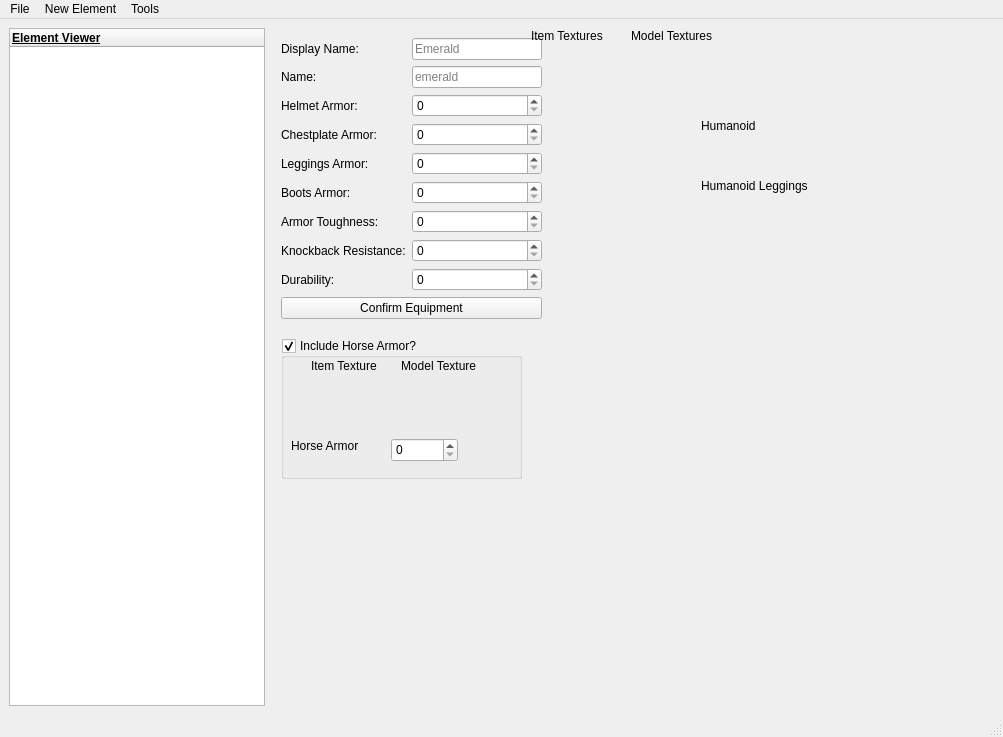
The window that lib/UIs/ui.ui (JoelDaDev/mDirt) describes before a commit, drawn with Qt 5.
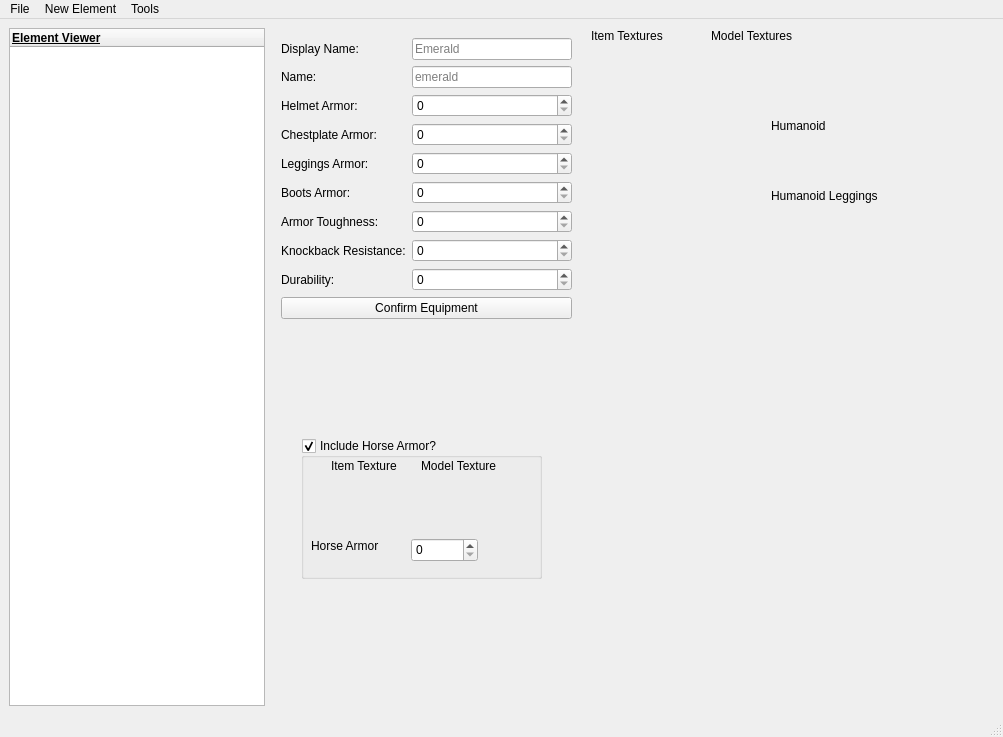
The same window after the commit. The open tabs and pages were chosen to show the change. Icons and pictures are not drawn.

What changed in the file:
```diff
--- a/lib/UIs/ui.ui
+++ b/lib/UIs/ui.ui
@@ -2343,8 +2343,8 @@
          <rect>
           <x>10</x>
           <y>10</y>
-          <width>261</width>
-          <height>369</height>
+          <width>291</width>
+          <height>395</height>
          </rect>
         </property>
         <layout class="QFormLayout" name="formLayout_10">
@@ -2516,7 +2516,7 @@
        <widget class="QPushButton" name="helmetItem">
         <property name="geometry">
          <rect>
-          <x>270</x>
+          <x>330</x>
           <y>20</y>
           <width>50</width>
           <height>50</height>
@@ -2538,7 +2538,7 @@
        <widget class="QLabel" name="helmetItemLabel">
         <property name="geometry">
          <rect>
-          <x>270</x>
+          <x>330</x>
           <y>20</y>
           <width>50</width>
           <height>50</height>
@@ -2551,7 +2551,7 @@
        <widget class="QLabel" name="chestplateItemLabel">
         <property name="geometry">
          <rect>
-          <x>270</x>
+          <x>330</x>
           <y>80</y>
           <width>50</width>
           <height>50</height>
@@ -2564,7 +2564,7 @@
        <widget class="QPushButton" name="chestplateItem">
         <property name="geometry">
          <rect>
-          <x>270</x>
+          <x>330</x>
           <y>80</y>
           <width>50</width>
           <height>50</height>
@@ -2586,7 +2586,7 @@
        <widget class="QLabel" name="leggingsItemLabel">
         <property name="geometry">
          <rect>
-          <x>270</x>
+          <x>330</x>
           <y>140</y>
           <width>50</width>
           <height>50</height>
@@ -2599,7 +2599,7 @@
        <widget class="QPushButton" name="leggingsItem">
         <property name="geometry">
          <rect>
-          <x>270</x>
+          <x>330</x>
           <y>140</y>
           <width>50</width>
           <height>50</height>
@@ -2621,7 +2621,7 @@
        <widget class="QLabel" name="bootsItemLabel">
         <property name="geometry">
          <rect>
-          <x>270</x>
+          <x>330</x>
           <y>200</y>
           <width>50</width>
           <height>50</height>
@@ -2634,7 +2634,7 @@
        <widget class="QPushButton" name="bootsItem">
         <property name="geometry">
          <rect>
-          <x>270</x>
+          <x>330</x>
           <y>200</y>
           <width>50</width>
           <height>50</height>
@@ -2656,7 +2656,7 @@
        <widget class="QPushButton" name="chestplateModel">
         <property name="geometry">
          <rect>
-          <x>370</x>
+          <x>430</x>
           <y>80</y>
           <width>50</width>
           <height>50</height>
@@ -2678,7 +2678,7 @@
        <widget class="QLabel" name="chestplateModelLabel">
         <property name="geometry">
          <rect>
-          <x>370</x>
+          <x>430</x>
           <y>80</y>
           <width>50</width>
           <height>50</height>
@@ -2691,7 +2691,7 @@
        <widget class="QLabel" name="leggingsModelLabel">
         <property name="geometry">
          <rect>
-          <x>370</x>
+          <x>430</x>
           <y>140</y>
           <width>50</width>
           <height>50</height>
@@ -2704,7 +2704,7 @@
        <widget class="QPushButton" name="leggingsModel">
         <property name="geometry">
          <rect>
-          <x>370</x>
+          <x>430</x>
           <y>140</y>
           <width>50</width>
           <height>50</height>
@@ -2726,9 +2726,9 @@
        <widget class="QLabel" name="label_47">
         <property name="geometry">
          <rect>
-          <x>260</x>
+          <x>320</x>
           <y>0</y>
-          <width>81</width>
+          <width>101</width>
           <height>16</height>
          </rect>
         </property>
@@ -2742,9 +2742,9 @@
        <widget class="QLabel" name="label_48">
         <property name="geometry">
          <rect>
-          <x>360</x>
+          <x>440</x>
           <y>0</y>
-          <width>91</width>
+          <width>121</width>
           <height>16</height>
          </rect>
         </property>
@@ -2758,8 +2758,8 @@
        <widget class="QGroupBox" name="groupBox">
         <property name="geometry">
          <rect>
-          <x>10</x>
-          <y>310</y>
+          <x>30</x>
+          <y>410</y>
           <width>241</width>
           <height>141</height>
          </rect>
@@ -2913,7 +2913,7 @@
        <widget class="QLabel" name="label_54">
         <property name="geometry">
          <rect>
-          <x>430</x>
+          <x>500</x>
           <y>90</y>
           <width>61</width>
           <height>16</height>
@@ -2926,8 +2926,8 @@
        <widget class="QLabel" name="label_55">
         <property name="geometry">
          <rect>
-          <x>430</x>
-          <y>150</y>
+          <x>500</x>
+          <y>160</y>
           <width>111</width>
           <height>16</height>
          </rect>
```
Left out of the diff: 55 changed lines with no effect on the pictures.
